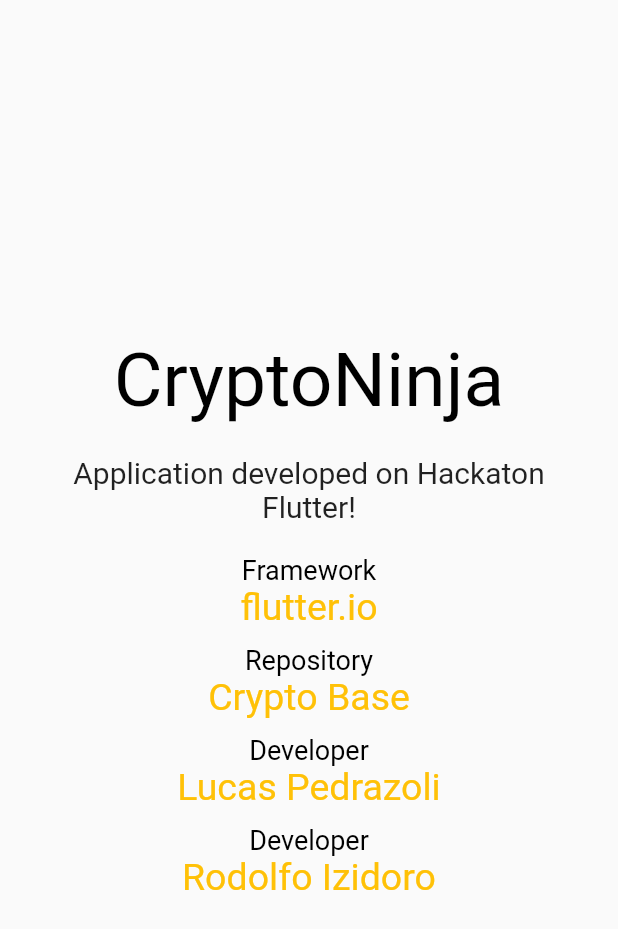
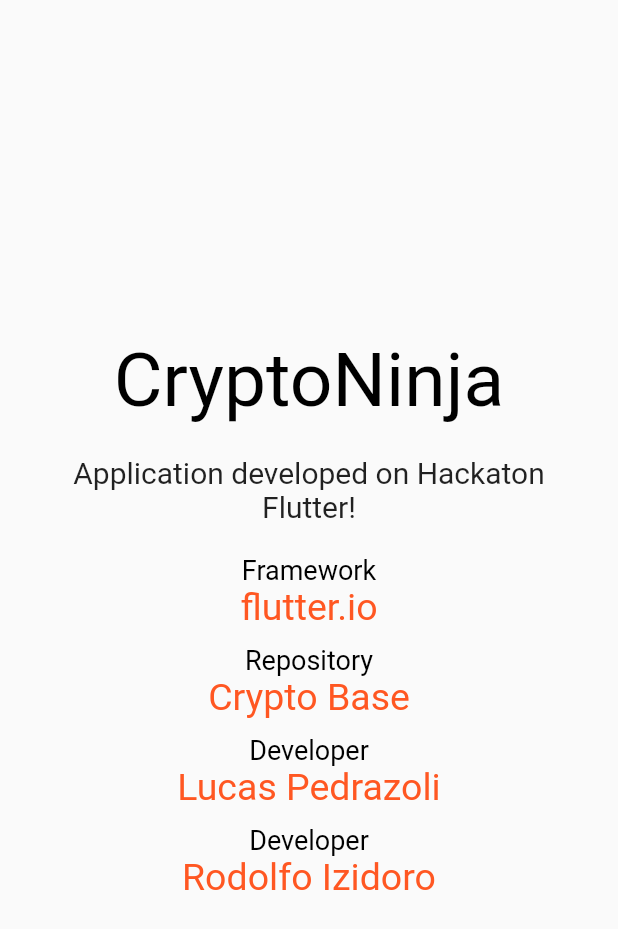
Before and after one commit to rodolfoizidoro/cryptobase, a Flutter app: the Info widget shown alone on an empty page, opened directly, on a phone screen of 412 x 824 dp. Shown: the top 929 px of the screen. Run offline on Flutter 3.47's test engine with Material 2 defaults, Android fonts, the phone set to English and light mode, and no system bars; our stand-ins replace share; missing offline and left inert: bsev; statements that could not run were skipped.

Commit message:
Adjust collors

```diff
--- a/lib/main.dart
+++ b/lib/main.dart
@@ -26,9 +26,9 @@ class NewsApp extends StatelessWidget {
       debugShowCheckedModeBanner: false,
       title: 'CryptoNinja',
       theme: new ThemeData(
-          primarySwatch: Colors.blue,
-          primaryColor: Colors.blue,
-          accentColor: Colors.blue,
+          primarySwatch: Colors.deepOrange,
+          primaryColor: Colors.deepOrange,
+          accentColor: Colors.deepOrange,
           brightness: Brightness.light),
       supportedLocales: MyLocalizationsDelegate.supportedLocales(),
       localizationsDelegates: [
--- a/lib/pages/info/info.dart
+++ b/lib/pages/info/info.dart
@@ -81,7 +81,7 @@ class _InfoState extends State<Info> with TickerProviderStateMixin {
           new GestureDetector(
             child: new Text(
               tittleLink,
-              style: new TextStyle(color: Colors.amber, fontSize: 25.0),
+              style: new TextStyle(color: Colors.deepOrange, fontSize: 25.0),
             ),
             onTap: () {
               _launchURL(link);
```
